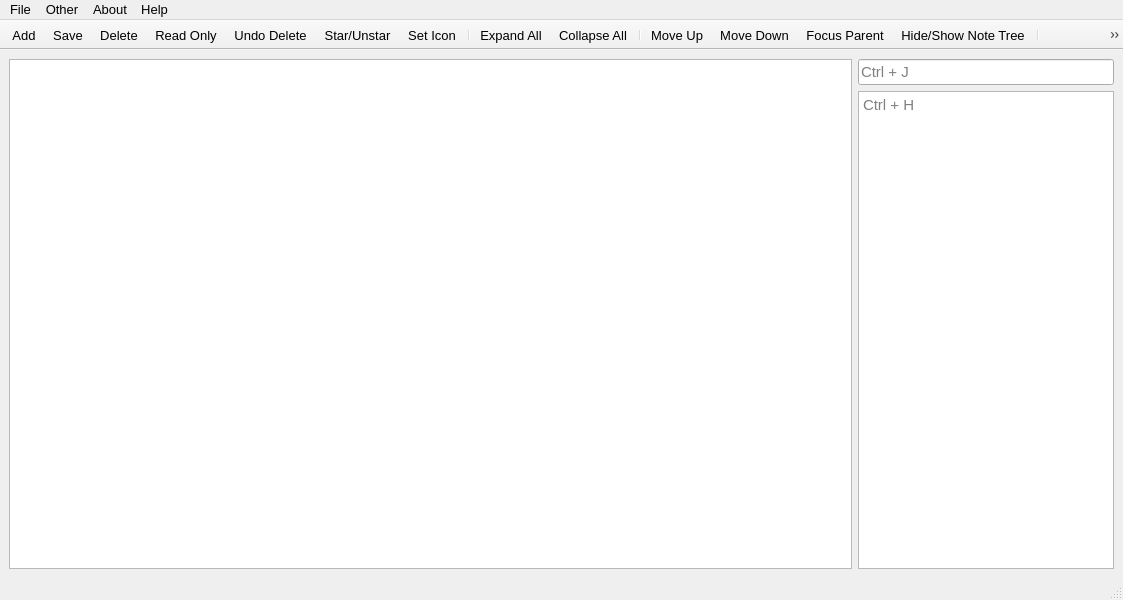
First picture: the form in treenotes.ui, repository UnkindledTwo/TreeNotes, before the edit.
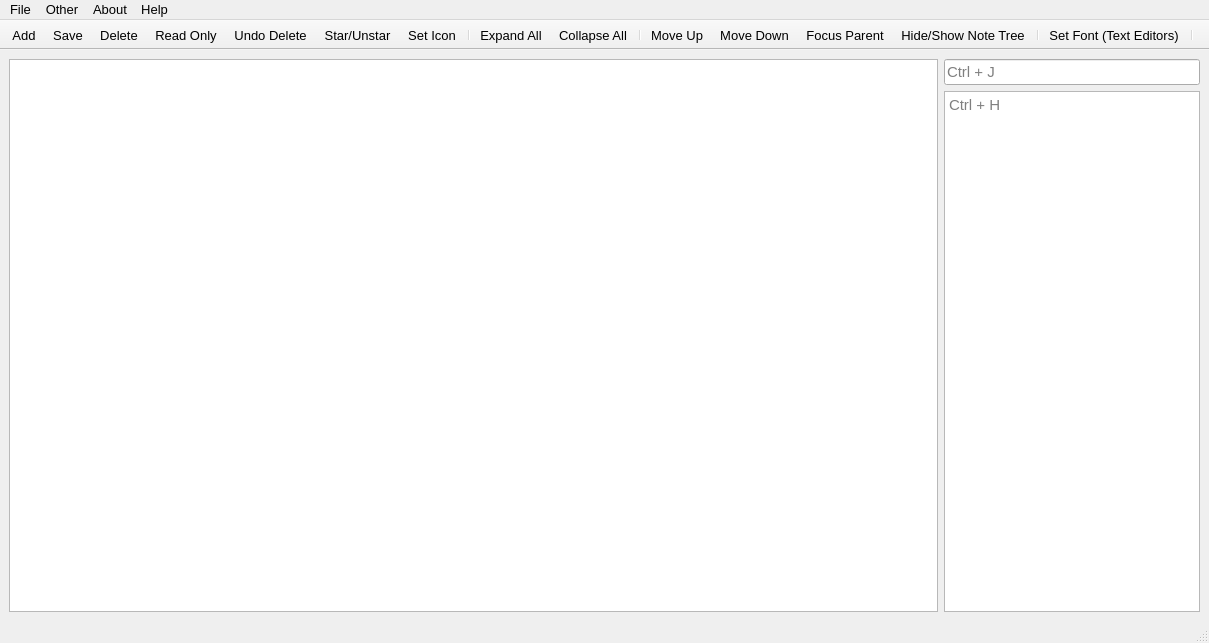
Second picture: the form after the edit. Icons and pictures are not drawn. Custom widgets are drawn as their Qt base class.

The edit to the form file:
```diff
--- a/treenotes.ui
+++ b/treenotes.ui
@@ -6,8 +6,8 @@
    <rect>
     <x>0</x>
     <y>0</y>
-    <width>1123</width>
-    <height>600</height>
+    <width>1209</width>
+    <height>643</height>
    </rect>
   </property>
   <property name="font">
@@ -127,7 +127,7 @@
     <rect>
      <x>0</x>
      <y>0</y>
-     <width>1123</width>
+     <width>1209</width>
      <height>22</height>
     </rect>
    </property>
```
Left out of the diff: 6 changed lines with no effect on the pictures.
